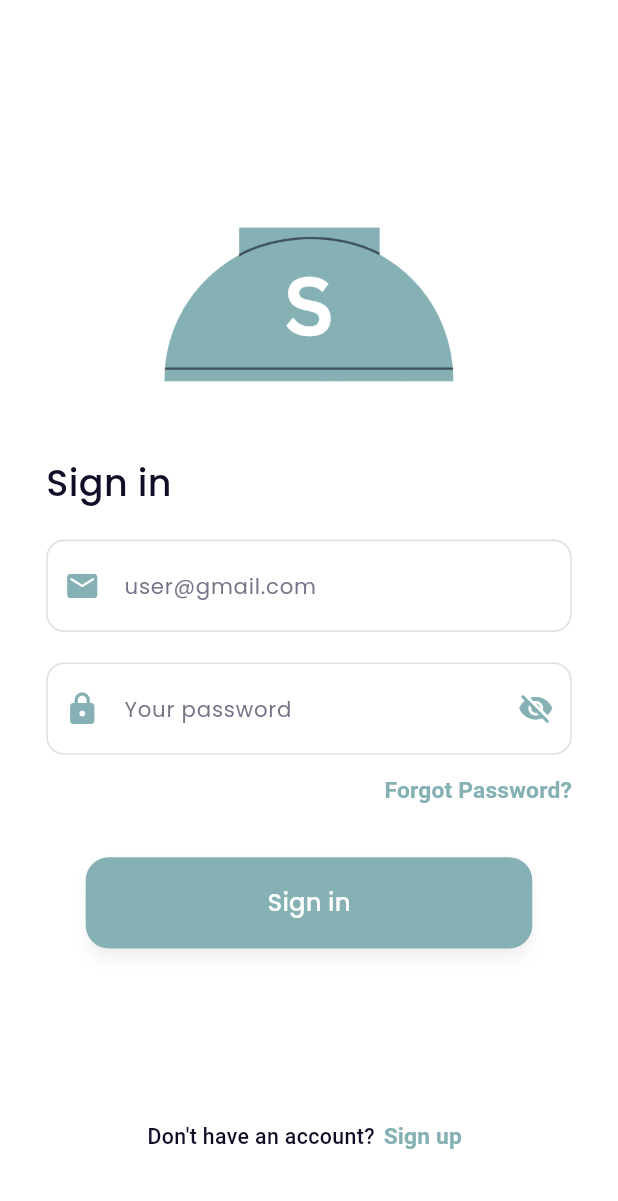
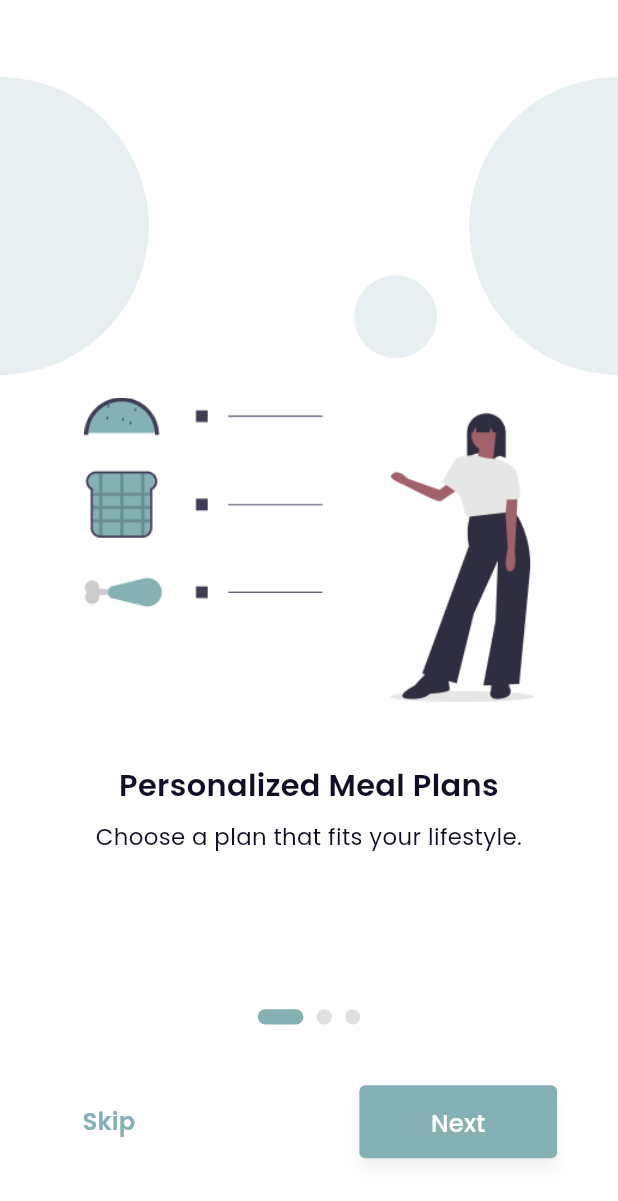
Before and after one commit to favjiw/seacatering, a Flutter app: the screen it shows after launch, on a phone screen of 412 x 824 dp. Shown: the top 1201 px of the screen. Run offline on Flutter 3.47's test engine with Material 3 defaults, Android fonts, the phone set to English and light mode, and no system bars; drawn by our look-alikes of smooth_page_indicator; our stand-ins replace email_validator, flutter_screenutil, get, google_fonts, hexcolor.

Commit message:
slice onboard

```diff
--- /dev/null
+++ b/lib/app/modules/onboarding/bindings/onboarding_binding.dart
@@ -0,0 +1,12 @@
+import 'package:get/get.dart';
+
+import '../controllers/onboarding_controller.dart';
+
+class OnboardingBinding extends Bindings {
+  @override
+  void dependencies() {
+    Get.lazyPut<OnboardingController>(
+      () => OnboardingController(),
+    );
+  }
+}
--- /dev/null
+++ b/lib/app/modules/onboarding/controllers/onboarding_controller.dart
@@ -0,0 +1,43 @@
+import 'package:flutter/material.dart';
+import 'package:get/get.dart';
+
+class OnboardingController extends GetxController {
+  //TODO: Implement OnboardingController
+  var pageIndex = 0.obs;
+  late PageController pageController;
+
+
+  final count = 0.obs;
+
+  void nextPage() {
+    if (pageIndex.value < 2) {
+      pageController.nextPage(
+        duration: Duration(milliseconds: 300),
+        curve: Curves.ease,
+      );
+    } else {
+      Get.offAllNamed('/login');
+    }
+  }
+
+  void updatePageIndex(int index) {
+    pageIndex.value = index;
+  }
+  @override
+  void onInit() {
+    super.onInit();
+    pageController = PageController();
+  }
+
+  @override
+  void onReady() {
+    super.onReady();
+  }
+
+  @override
+  void onClose() {
+    super.onClose();
+  }
+
+  void increment() => count.value++;
+}
--- /dev/null
+++ b/lib/app/modules/onboarding/views/onboarding_view.dart
@@ -0,0 +1,113 @@
+import 'package:flutter/material.dart';
+import 'package:flutter_screenutil/flutter_screenutil.dart';
+import 'package:seacatering/app/shared/widgets/onboarding_widget.dart';
+import 'package:smooth_page_indicator/smooth_page_indicator.dart';
+
+import 'package:get/get.dart';
+import 'package:seacatering/app/shared/constants/colors.dart';
+import 'package:seacatering/app/shared/constants/text_style.dart';
+import 'package:seacatering/app/shared/widgets/custom_button.dart';
+
+import '../controllers/onboarding_controller.dart';
+
+class OnboardingView extends GetView<OnboardingController> {
+  const OnboardingView({super.key});
+  @override
+  Widget build(BuildContext context) {
+    return Scaffold(
+      backgroundColor: AppColors.white,
+      body: Column(
+        crossAxisAlignment: CrossAxisAlignment.start,
+        children: [
+          Expanded(
+            child: PageView(
+              controller: controller.pageController,
+              onPageChanged: controller.updatePageIndex,
+              children: [
+                OnboardingPage(
+                  imageCircle: 'assets/images/onboard-ellipse-1.png',
+                  image: 'assets/images/onboard-1.png',
+                  title: 'Personalized Meal Plans',
+                  description: 'Choose a plan that fits your lifestyle.',
+                ),
+                OnboardingPage(
+                  imageCircle: 'assets/images/onboard-ellipse-2.png',
+                  image: 'assets/images/onboard-2.png',
+                  title: 'Track Your Progress',
+                  description:
+                      'Monitor your nutritional intake and meal history to stay on track with your goals.',
+                ),
+                OnboardingPage(
+                  imageCircle: 'assets/images/onboard-ellipse-3.png',
+                  image: 'assets/images/onboard-3.png',
+                  title: 'Enjoy Your Meal Time',
+                  description: 'Delivered fresh to your doorstep',
+                ),
+              ],
+            ),
+          ),
+          Padding(
+            padding: EdgeInsets.symmetric(horizontal: 40.h),
+            child: SizedBox(
+              height: 200.h,
+              child: Column(
+                mainAxisAlignment: MainAxisAlignment.center,
+                crossAxisAlignment: CrossAxisAlignment.center,
+                children: [
+                  SmoothPageIndicator(
+                    controller: controller.pageController,
+                    count: 3,
+                    effect: ExpandingDotsEffect(
+                      dotHeight: 10.h,
+                      dotWidth: 10.h,
+                      spacing: 8.w,
+                      dotColor: Colors.grey.shade300,
+                      activeDotColor: AppColors.primary,
+                    ),
+                  ),
+                  SizedBox(height: 40.h),
+                  Obx(
+                    () =>
+                        controller.pageIndex.value == 2
+                            ? Center(
+                              child: CustomButton(
+                                width: 200.w,
+                                borderRadius: 4.r,
+                                backgroundColor: AppColors.primary,
+                                textStyle: AppTextStyle.whiteOnBtn,
+                                text: 'Start',
+                                onPressed: () => Get.offAllNamed('/login'),
+                              ),
+                            )
+                            : Row(
+                              mainAxisAlignment: MainAxisAlignment.spaceBetween,
+                              children: [
+                                TextButton(
+                                  onPressed: () => Get.offAllNamed('/login'),
+                                  child: Text(
+                                    'Skip',
+                                    style: AppTextStyle.primaryBtn,
+                                  ),
+                                ),
+                                CustomButton(
+                                  width: 120.w,
+                                  borderRadius: 4.r,
+                                  backgroundColor: AppColors.primary,
+                                  textStyle: AppTextStyle.whiteOnBtn,
+                                  text: 'Next',
+                                  onPressed: () {
+                                    controller.nextPage();
+                                  },
+                                ),
+                              ],
+                            ),
+                  ),
+                ],
+              ),
+            ),
+          ),
+        ],
+      ),
+    );
+  }
+}
--- a/lib/app/routes/app_pages.dart
+++ b/lib/app/routes/app_pages.dart
@@ -4,6 +4,8 @@ import '../modules/home/bindings/home_binding.dart';
 import '../modules/home/views/home_view.dart';
 import '../modules/login/bindings/login_binding.dart';
 import '../modules/login/views/login_view.dart';
+import '../modules/onboarding/bindings/onboarding_binding.dart';
+import '../modules/onboarding/views/onboarding_view.dart';
 import '../modules/signup/bindings/signup_binding.dart';
 import '../modules/signup/views/signup_view.dart';
 import '../modules/splash/bindings/splash_binding.dart';
@@ -14,7 +16,7 @@ part 'app_routes.dart';
 class AppPages {
   AppPages._();
 
-  static const INITIAL = Routes.LOGIN;
+  static const INITIAL = Routes.ONBOARDING;
 
   static final routes = [
     GetPage(
@@ -37,5 +39,10 @@ class AppPages {
       page: () => const SignupView(),
       binding: SignupBinding(),
     ),
+    GetPage(
+      name: _Paths.ONBOARDING,
+      page: () => const OnboardingView(),
+      binding: OnboardingBinding(),
+    ),
   ];
 }
--- a/lib/app/routes/app_routes.dart
+++ b/lib/app/routes/app_routes.dart
@@ -7,6 +7,7 @@ abstract class Routes {
   static const SPLASH = _Paths.SPLASH;
   static const LOGIN = _Paths.LOGIN;
   static const SIGNUP = _Paths.SIGNUP;
+  static const ONBOARDING = _Paths.ONBOARDING;
 }
 
 abstract class _Paths {
@@ -15,4 +16,5 @@ abstract class _Paths {
   static const SPLASH = '/splash';
   static const LOGIN = '/login';
   static const SIGNUP = '/signup';
+  static const ONBOARDING = '/onboarding';
 }
--- a/lib/app/shared/constants/text_style.dart
+++ b/lib/app/shared/constants/text_style.dart
@@ -16,6 +16,12 @@ class AppTextStyle {
     color: AppColors.white,
   );
 
+  static final primaryBtn = GoogleFonts.poppins(
+    fontSize: 16.sp,
+    fontWeight: FontWeight.w600,
+    color: AppColors.primary,
+  );
+
   static final inputStyle = GoogleFonts.poppins(
     fontSize: 14.sp,
     fontWeight: FontWeight.w500,
@@ -31,6 +37,18 @@ class AppTextStyle {
   static final signTitle = GoogleFonts.poppins(
     fontSize: 24.sp,
     fontWeight: FontWeight.w500,
+    color: AppColors.text,
+  );
+
+  static final onboardTitle = GoogleFonts.poppins(
+    fontSize: 20.sp,
+    fontWeight: FontWeight.w600,
+    color: AppColors.text,
+  );
+
+  static final onboardDesc = GoogleFonts.poppins(
+    fontSize: 15.sp,
+    fontWeight: FontWeight.w400,
     color: AppColors.text,
   );
 
--- /dev/null
+++ b/lib/app/shared/widgets/onboarding_widget.dart
@@ -0,0 +1,45 @@
+import 'package:flutter/material.dart';
+import 'package:flutter_screenutil/flutter_screenutil.dart';
+import 'package:seacatering/app/shared/constants/text_style.dart';
+
+class OnboardingPage extends StatelessWidget {
+  final String image;
+  final String imageCircle;
+  final String title;
+  final String description;
+
+  const OnboardingPage({
+    super.key,
+    required this.image,
+    required this.imageCircle,
+    required this.title,
+    required this.description,
+  });
+
+  @override
+  Widget build(BuildContext context) {
+    return Column(
+        mainAxisAlignment: MainAxisAlignment.center,
+        children: [
+          Image.asset(imageCircle, width: 1.sw),
+          SizedBox(height: 15.h),
+          Image.asset(image, height: 200.h),
+          SizedBox(height: 40.h),
+          Text(
+            title,
+            style: AppTextStyle.onboardTitle,
+            textAlign: TextAlign.center,
+          ),
+          SizedBox(height: 10),
+          SizedBox(
+            width: 334.w,
+            child: Text(
+              description,
+              style: AppTextStyle.onboardDesc,
+              textAlign: TextAlign.center,
+            ),
+          ),
+        ],
+    );
+  }
+}
--- a/pubspec.yaml
+++ b/pubspec.yaml
@@ -39,6 +39,7 @@ dependencies:
   hexcolor: ^3.0.1
   google_fonts: ^6.2.1
   email_validator: ^3.0.0
+  smooth_page_indicator: ^1.2.1
 
 dev_dependencies:
   flutter_test:
```
Also changed, not shown: assets/images/onboard-1.png (added), assets/images/onboard-2.png (added), assets/images/onboard-3.png (added), assets/images/onboard-ellipse-1.png (added), assets/images/onboard-ellipse-2.png (added), assets/images/onboard-ellipse-3.png (added), lib/generated/assets.dart (added), pubspec.lock.
